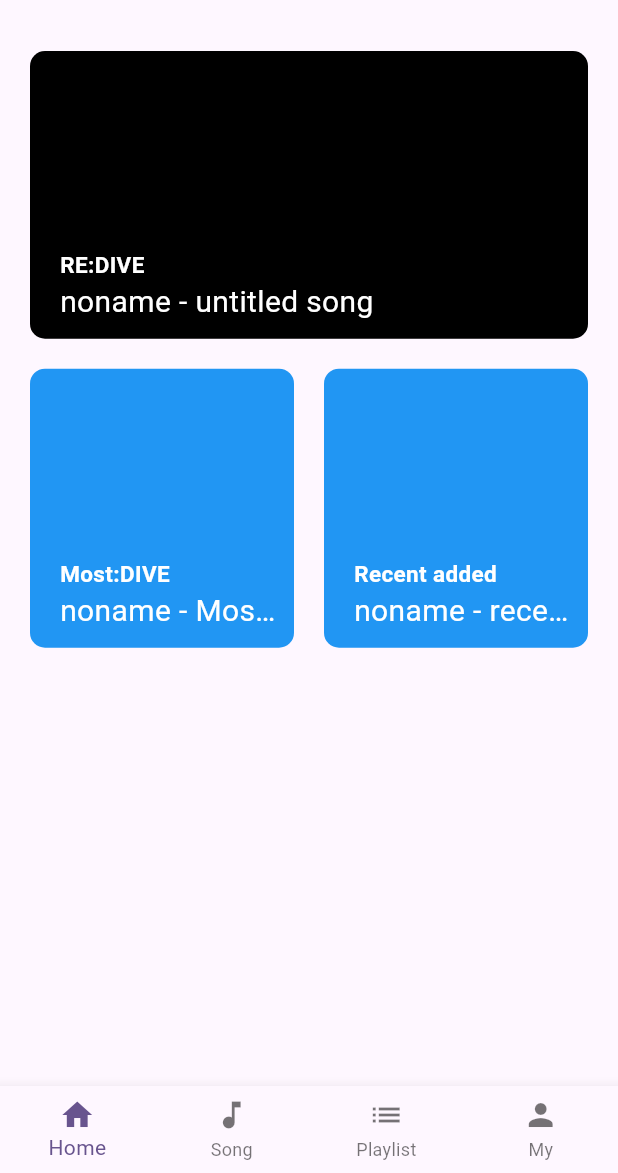
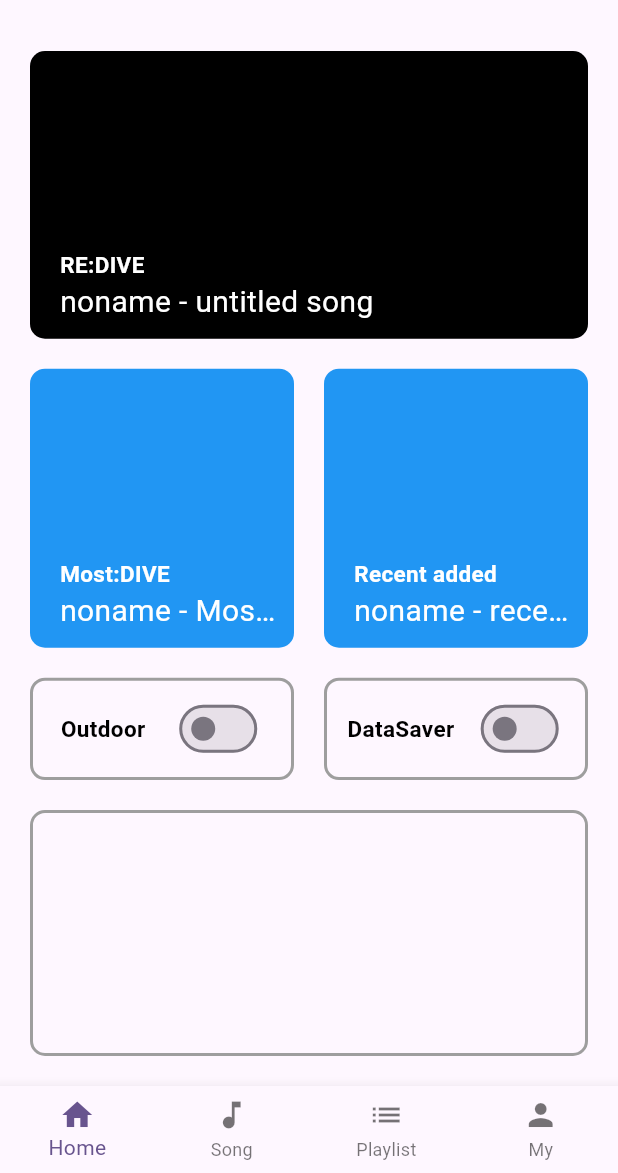
Before and after one commit to snowman6-git/soundsix, a Flutter app: the screen it shows after launch, on a phone screen of 412 x 824 dp, the part 63-1236 px from its top. Run offline on Flutter 3.47's test engine with Material 3 defaults, Android fonts, the phone set to English and light mode, and no system bars.

Commit message:
스위치 + inkwell로 굳이 스위치 아니어도 클릭시 온오프 가능한 변수조절용 위젯 추가

```diff
--- a/lib/home_page.dart
+++ b/lib/home_page.dart
@@ -11,6 +11,8 @@ class HomePage extends StatefulWidget {
 
 class _HomePage extends State<HomePage> {
   final _index = 0; //메뉴를 담기 위한 변수
+  bool _isoutDoor = false;
+  bool _isDataSaver = false;
   //final String lastPlayed = "untitled song";
 
   @override
@@ -22,6 +24,7 @@ class _HomePage extends State<HomePage> {
       //중간
       body: Column(
         children: [
+          // 리:다이브
           AspectRatio(
             aspectRatio: 16 / 9, // 가로 16 : 세로 9 비율 유지
             child: Container(
@@ -54,6 +57,8 @@ class _HomePage extends State<HomePage> {
               ),
             ),
           ),
+
+          // 많이 들은 곡 + 최근 추가곡
           Row(
             children: [
               Expanded(
@@ -94,7 +99,6 @@ class _HomePage extends State<HomePage> {
                   ),
                 ),
               ),
-
               Expanded(
                 child: AspectRatio(
                   aspectRatio: 1.0, // 1:1 비율
@@ -135,6 +139,121 @@ class _HomePage extends State<HomePage> {
               ),
             ],
           ),
+
+          Row(
+            mainAxisAlignment: MainAxisAlignment.start,
+            crossAxisAlignment: CrossAxisAlignment.start,
+            children: [
+              // 아웃도어(앨범 + 제목 가리기 모드)
+              Expanded(
+                child: AspectRatio(
+                  aspectRatio: 21 / 9,
+                  child: Container(
+                    margin: const EdgeInsets.only(
+                      bottom: 20,
+                      left: 20,
+                      right: 10,
+                    ),
+                    decoration: BoxDecoration(
+                      borderRadius: BorderRadius.circular(10),
+                      border: Border.all(color: Colors.grey, width: 2.0),
+                    ),
+                    child: InkWell(
+                      splashColor: Colors.transparent,
+                      highlightColor: Colors.transparent,
+                      onTap: () {
+                        setState(() {
+                          _isoutDoor = !_isoutDoor;
+                        });
+                      },
+                      child: Row(
+                        mainAxisAlignment: MainAxisAlignment.spaceEvenly,
+                        crossAxisAlignment: CrossAxisAlignment.center,
+                        children: [
+                          Text(
+                            'Outdoor',
+                            style: TextStyle(
+                              color: Colors.black,
+                              fontSize: 15,
+                              fontWeight: FontWeight.bold,
+                            ),
+                          ),
+                          Switch(
+                            value: _isoutDoor,
+                            onChanged: (value) {
+                              setState(() {
+                                _isoutDoor = value;
+                              });
+                            },
+                          ),
+                        ],
+                      ),
+                    ),
+                  ),
+                ),
+              ),
+
+              // 저데이터 모드(음원 압축을 하건 뭐건 알아서 ㄱㄱ)
+              Expanded(
+                child: AspectRatio(
+                  aspectRatio: 21 / 9,
+                  child: Container(
+                    margin: const EdgeInsets.only(
+                      bottom: 20,
+                      left: 10,
+                      right: 20,
+                    ),
+                    decoration: BoxDecoration(
+                      borderRadius: BorderRadius.circular(10),
+                      border: Border.all(color: Colors.grey, width: 2.0),
+                    ),
+                    child: InkWell(
+                      splashColor: Colors.transparent,
+                      highlightColor: Colors.transparent,
+                      onTap: () {
+                        setState(() {
+                          _isDataSaver = !_isDataSaver;
+                        });
+                      },
+                      child: Row(
+                        mainAxisAlignment: MainAxisAlignment.spaceEvenly,
+                        crossAxisAlignment: CrossAxisAlignment.center,
+                        children: [
+                          Text(
+                            'DataSaver',
+                            style: TextStyle(
+                              color: Colors.black,
+                              fontSize: 15,
+                              fontWeight: FontWeight.bold,
+                            ),
+                          ),
+                          Switch(
+                            value: _isDataSaver,
+                            onChanged: (value) {
+                              setState(() {
+                                _isDataSaver = value;
+                              });
+                            },
+                          ),
+                        ],
+                      ),
+                    ),
+                  ),
+                ),
+              ),
+            ],
+          ),
+
+          //뭐넣지(후보: 노래추가)
+          Expanded(
+            child: Container(
+              margin: const EdgeInsets.only(bottom: 20, left: 20, right: 20),
+              decoration: BoxDecoration(
+                border: Border.all(color: Colors.grey, width: 2.0),
+                borderRadius: BorderRadius.circular(10),
+              ),
+            ),
+          ),
         ],
       ),
 
```
